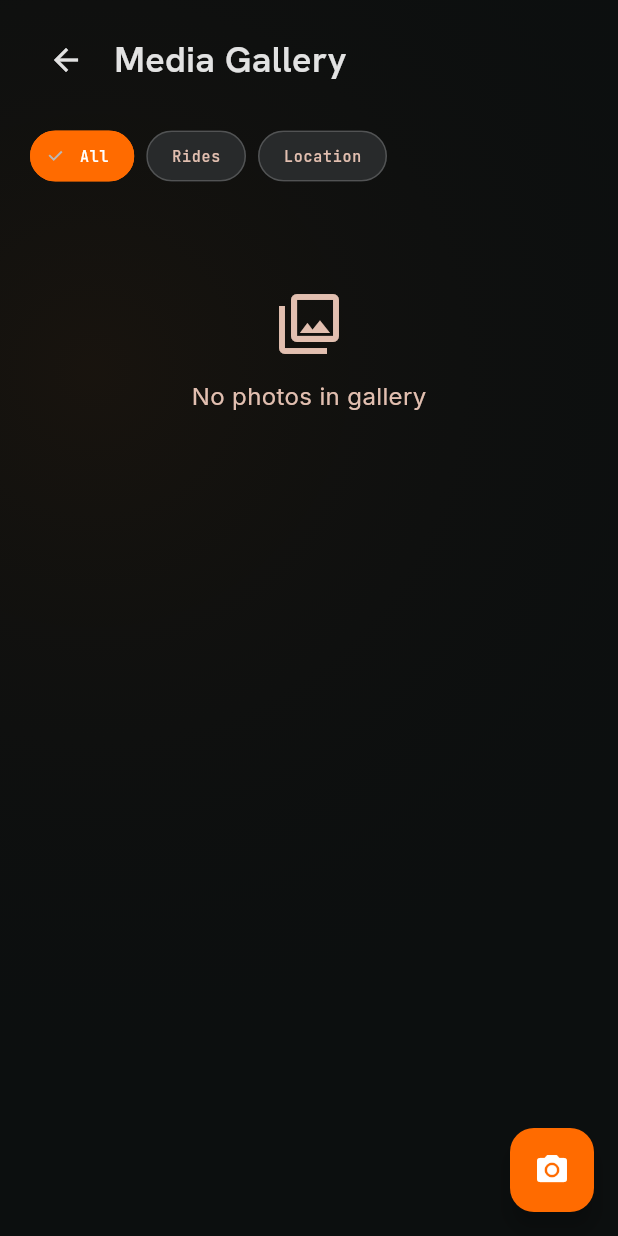
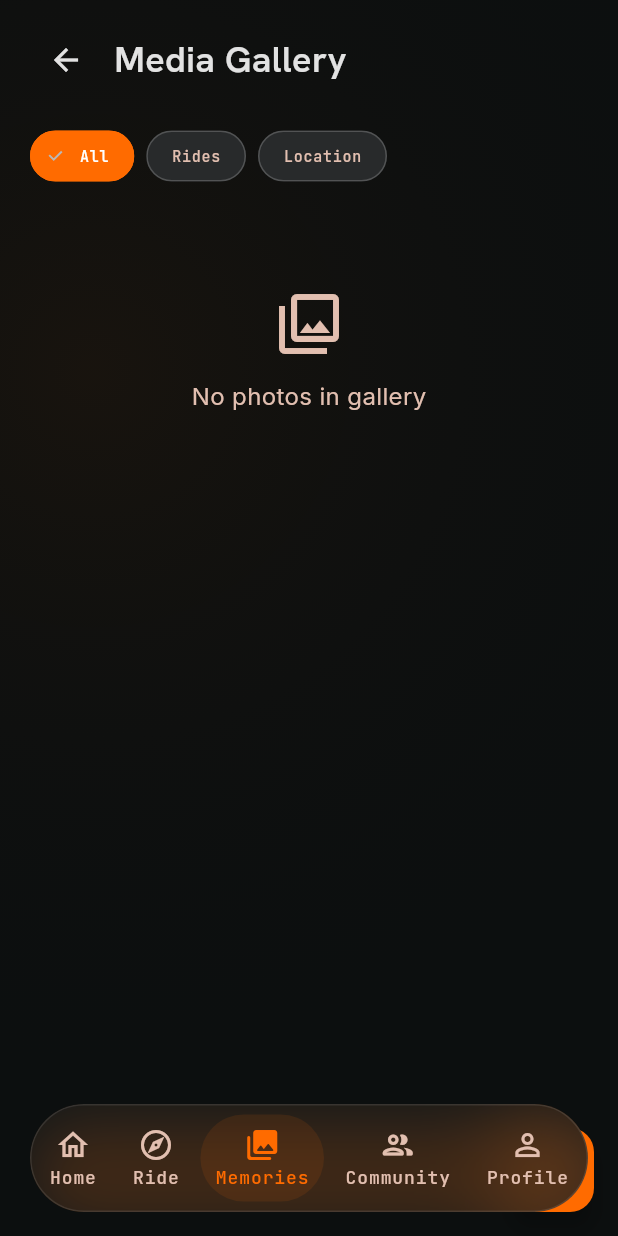
Before and after one commit to rithwikkr0/Ridermate-2.0, a Flutter app: the MediaGalleryScreen screen opened by its route, on a phone screen of 412 x 824 dp. Run offline on Flutter 3.47's test engine with Material 3 defaults, Android fonts, the phone set to English and light mode, and no system bars; drawn by our look-alikes of flutter_animate; our stand-ins replace flutter_local_notifications, flutter_map, geolocator, go_router, google_fonts, image_picker and 4 more; accounts and stored records are empty; network calls fail.

Commit message:
feat(navigation): integrate Memories tab into primary bottom navigation

```diff
--- a/flutter/lib/core/notifications/widgets/notification_badge.dart
+++ b/flutter/lib/core/notifications/widgets/notification_badge.dart
@@ -54,8 +54,7 @@
                       unreadCount > 99 ? '99+' : unreadCount.toString(),
                       style: AppTextStyles.caption(
                         color: Colors.white,
-                        fontWeight: FontWeight.bold,
-                      ).copyWith(fontSize: 9),
+                      ).copyWith(fontSize: 9, fontWeight: FontWeight.bold),
                       textAlign: TextAlign.center,
                     ),
                   ),
--- a/flutter/lib/core/router/app_router.dart
+++ b/flutter/lib/core/router/app_router.dart
@@ -91,6 +91,11 @@
   // Shell routes
   static const home             = '/home';
   static const nav              = '/nav';
+  static const ride             = '/nav'; // alias
+  static const memories         = '/memories';
+  static const journal          = '/memories'; // canonical memories route alias
+  static const community        = '/social';
+  static const social           = '/social';
   static const coach            = '/coach';
   static const stats            = '/stats';
   static const profile          = '/profile';
@@ -134,7 +139,6 @@
   static const groupChat        = '/social/chat';
   static const challenges       = '/social/challenges';
   static const leaderboard      = '/social/leaderboard';
-  static const journal          = '/journal';
   static const journalSearch    = '/journal/search';
   static const createMemory     = '/journal/create';
   static const memoryMap        = '/journal/map';
@@ -286,30 +290,33 @@
           ),
         ]),
 
-        // Branch 2: AI Coach
+        // Branch 2: Memories / Journal
         StatefulShellBranch(routes: [
           GoRoute(
-            path: AppRoutes.coach,
-            builder: (c, s) => const AiCopilotHomeScreen(),
+            path: AppRoutes.memories,
+            builder: (c, s) => const JournalDashboardScreen(),
             routes: [
-              GoRoute(path: 'listening', builder: (c, s) => const AiListeningScreen()),
-              GoRoute(path: 'pre-ride',  builder: (c, s) => const AiPreRideBriefingScreen()),
-              GoRoute(path: 'post-ride', builder: (c, s) => const AiPostRideAnalysisScreen()),
-              GoRoute(path: 'insights',  builder: (c, s) => const AiCoachInsightsScreen()),
-              GoRoute(path: 'hub',       builder: (c, s) => const AiInsightsHubScreen()),
+              GoRoute(path: 'search',      builder: (c, s) => const JournalSearchScreen()),
+              GoRoute(path: 'create',      builder: (c, s) => const CreateMemoryScreen()),
+              GoRoute(path: 'map',         builder: (c, s) => const MemoryMapScreen()),
+              GoRoute(path: 'collections', builder: (c, s) => const CollectionsHubScreen()),
+              GoRoute(path: 'gallery',     builder: (c, s) => const MediaGalleryScreen()),
+              GoRoute(path: 'photo',       builder: (c, s) => const PhotoViewerScreen()),
+              GoRoute(path: 'voice',       builder: (c, s) => const VoiceNoteRecorderScreen()),
             ],
           ),
         ]),
 
-        // Branch 3: Stats / Analytics
+        // Branch 3: Community
         StatefulShellBranch(routes: [
           GoRoute(
-            path: AppRoutes.stats,
-            builder: (c, s) => const AnalyticsDashboardScreen(),
+            path: AppRoutes.social,
+            builder: (c, s) => const SocialFeedScreen(),
             routes: [
-              GoRoute(path: 'analytics', builder: (c, s) => const AnalyticsHubScreen()),
-              GoRoute(path: 'trends',    builder: (c, s) => const PerformanceTrendsScreen()),
-              GoRoute(path: 'records',   builder: (c, s) => const PersonalRecordsScreen()),
+              GoRoute(path: 'friends',    builder: (c, s) => const FriendsHomeScreen()),
+              GoRoute(path: 'squads',     builder: (c, s) => const SquadsCommunityScreen()),
+              GoRoute(path: 'challenges', builder: (c, s) => const CommunityChallengesScreen()),
+              GoRoute(path: 'leaderboard',builder: (c, s) => const LeaderboardScreen()),
             ],
           ),
         ]),
@@ -327,7 +334,17 @@
       ],
     ),
 
-    // ── Full-screen routes (outside shell) ────────────────
+    // ── Full-screen & Secondary routes (outside shell) ──
+    GoRoute(path: AppRoutes.coach,        builder: (c, s) => const AiCopilotHomeScreen()),
+    GoRoute(path: AppRoutes.aiListening,  builder: (c, s) => const AiListeningScreen()),
+    GoRoute(path: AppRoutes.aiPreRide,    builder: (c, s) => const AiPreRideBriefingScreen()),
+    GoRoute(path: AppRoutes.aiPostRide,   builder: (c, s) => const AiPostRideAnalysisScreen()),
+    GoRoute(path: AppRoutes.aiCoachInsights, builder: (c, s) => const AiCoachInsightsScreen()),
+    GoRoute(path: AppRoutes.aiInsightsHub,builder: (c, s) => const AiInsightsHubScreen()),
+    GoRoute(path: AppRoutes.stats,        builder: (c, s) => const AnalyticsDashboardScreen()),
+    GoRoute(path: AppRoutes.analyticsHub, builder: (c, s) => const AnalyticsHubScreen()),
+    GoRoute(path: AppRoutes.perfTrends,   builder: (c, s) => const PerformanceTrendsScreen()),
+    GoRoute(path: AppRoutes.personalRecords, builder: (c, s) => const PersonalRecordsScreen()),
     GoRoute(path: AppRoutes.rideHistory, builder: (c, s) => const RideHistoryScreen()),
     GoRoute(path: AppRoutes.rideSummary, builder: (c, s) => const RideSummaryScreen()),
     GoRoute(path: AppRoutes.liveRide,   builder: (c, s) => const LiveRideTrackingScreen()),
--- a/flutter/lib/core/widgets/rm_bottom_nav.dart
+++ b/flutter/lib/core/widgets/rm_bottom_nav.dart
@@ -19,11 +19,11 @@
   final bool visible;
 
   static const _items = [
-    _NavItem(icon: Icons.home_outlined,       activeIcon: Icons.home_rounded,          label: 'Home'),
-    _NavItem(icon: Icons.explore_outlined,    activeIcon: Icons.explore_rounded,       label: 'Nav'),
-    _NavItem(icon: Icons.psychology_outlined, activeIcon: Icons.psychology_rounded,    label: 'Coach'),
-    _NavItem(icon: Icons.insights_outlined,   activeIcon: Icons.insights_rounded,      label: 'Stats'),
-    _NavItem(icon: Icons.person_outline,      activeIcon: Icons.person_rounded,        label: 'Profile'),
+    _NavItem(icon: Icons.home_outlined,          activeIcon: Icons.home_rounded,           label: 'Home'),
+    _NavItem(icon: Icons.explore_outlined,       activeIcon: Icons.explore_rounded,        label: 'Ride'),
+    _NavItem(icon: Icons.photo_library_outlined, activeIcon: Icons.photo_library_rounded,  label: 'Memories'),
+    _NavItem(icon: Icons.people_outline_rounded, activeIcon: Icons.people_rounded,         label: 'Community'),
+    _NavItem(icon: Icons.person_outline,         activeIcon: Icons.person_rounded,         label: 'Profile'),
   ];
 
   @override
@@ -54,7 +54,6 @@
             ),
             child: Row(
               mainAxisAlignment: MainAxisAlignment.spaceAround,
-
               children: List.generate(_items.length, (i) {
                 final active = i == currentIndex;
                 final item = _items[i];
@@ -63,7 +62,7 @@
                   behavior: HitTestBehavior.opaque,
                   child: AnimatedContainer(
                     duration: const Duration(milliseconds: 200),
-                    padding: const EdgeInsets.symmetric(horizontal: 16, vertical: 8),
+                    padding: const EdgeInsets.symmetric(horizontal: 10, vertical: 8),
                     decoration: BoxDecoration(
                       color: active
                           ? AppColors.circuitOrange.withValues(alpha: 0.10)
--- a/flutter/lib/providers/dependency_injection.dart
+++ b/flutter/lib/providers/dependency_injection.dart
@@ -15,6 +15,6 @@
       SharedPreferencesStorageService();
   static final PermissionService permissions = AndroidPermissionService();
   static final LocationService location = const DeviceLocationService();
-  static final NotificationService notification = MockNotificationService();
+  static final LegacyNotificationService notification = MockNotificationService();
   static final BatteryService battery = MockBatteryService();
 }
```
Also changed, not shown: flutter/lib/features/home/screens/dashboard_screen.dart (+11 -1 lines), 1 other file.
